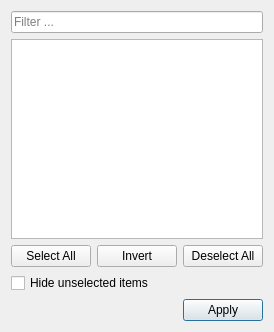
Old version of the form src/gdxviewer/labelfilterdialog.ui in the repository GAMS-dev/studio.
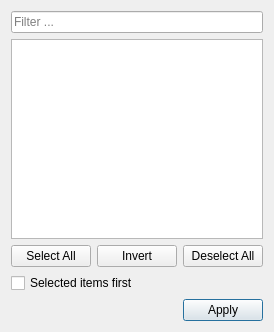
New version of the form. Custom widgets are drawn as their Qt base class.

Commit message: Allow to sort by check state instead of hiding unselected items

Diff of the .ui file:
```diff
--- a/src/gdxviewer/labelfilterdialog.ui
+++ b/src/gdxviewer/labelfilterdialog.ui
@@ -86,7 +86,7 @@
       <string>&lt;html&gt;&lt;head/&gt;&lt;body&gt;&lt;p&gt;Hiding unselected items can be convenient when dealing with large amounts of labels.&lt;/p&gt;&lt;/body&gt;&lt;/html&gt;</string>
      </property>
      <property name="text">
-      <string>Hide unselected items</string>
+      <string>Selected items first</string>
      </property>
     </widget>
    </item>
```
Left out of the diff: 6 changed lines with no effect on the pictures. The commit also changes 8 other files.
